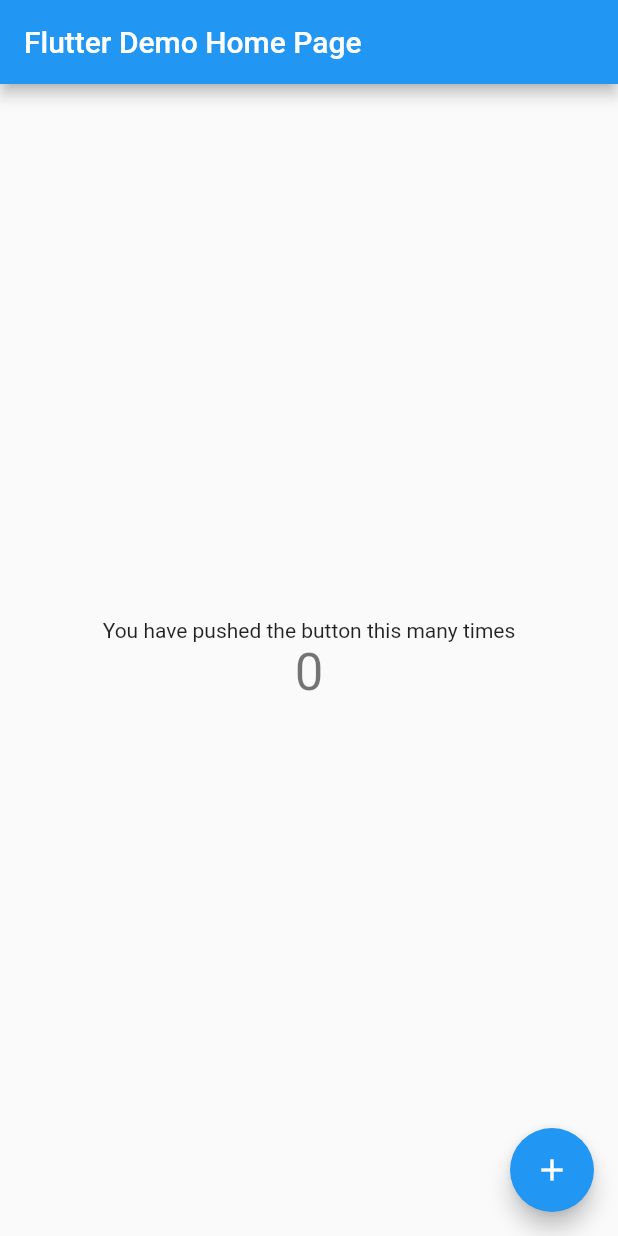
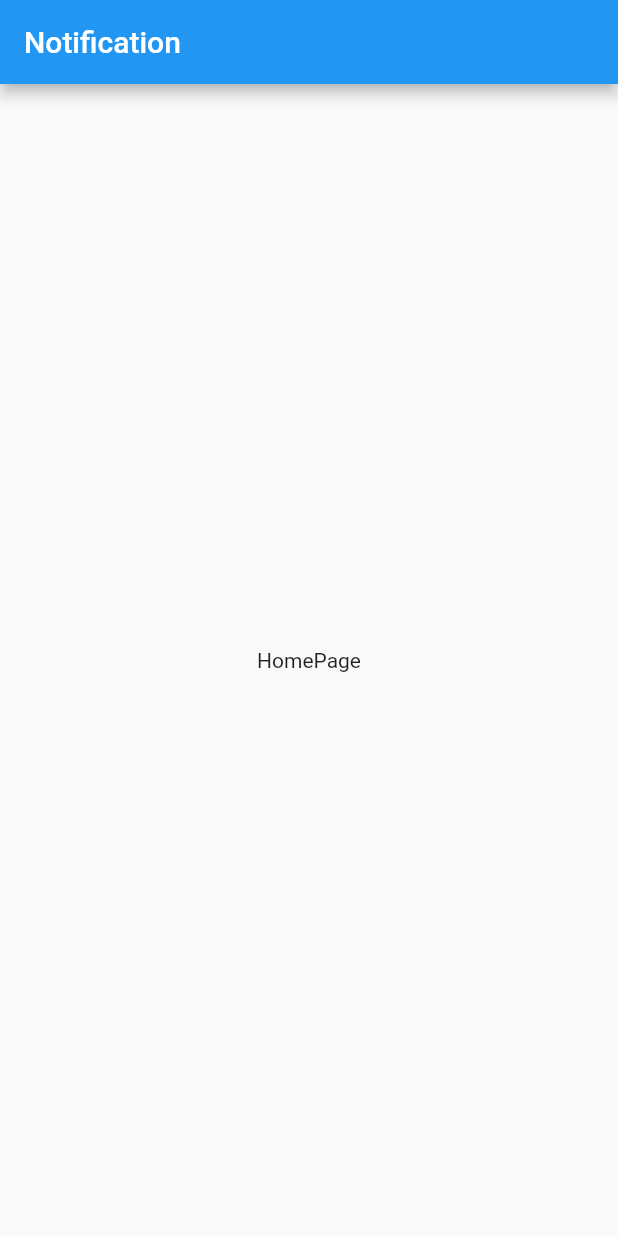
Before and after one commit to sodipto/flutter-fcm-push-notification, a Flutter app: the screen it shows after launch, on a phone screen of 412 x 824 dp. Run offline on Flutter 3.47's test engine with Material 2 defaults, Android fonts, the phone set to English and light mode, and no system bars; our stand-ins replace firebase_core, firebase_messaging, flutter_local_notifications; accounts and stored records are empty.

Commit message:
notification show

```diff
--- /dev/null
+++ b/lib/home_page.dart
@@ -0,0 +1,104 @@
+import 'package:firebase_messaging/firebase_messaging.dart';
+import 'package:flutter/material.dart';
+import 'package:flutter_local_notifications/flutter_local_notifications.dart';
+
+class HomePage extends StatefulWidget {
+  @override
+  _HomePageState createState() => _HomePageState();
+}
+
+class _HomePageState extends State<HomePage> {
+  FirebaseMessaging _messaging = FirebaseMessaging.instance;
+  FlutterLocalNotificationsPlugin _notification;
+  int notificationId=0;
+
+  _getToken() async {
+    print(await _messaging.getToken());
+  }
+
+  _initMessaging() {
+    var androiInit = AndroidInitializationSettings('@mipmap/ic_launcher');
+
+    var iosInit = IOSInitializationSettings();
+
+    var initSetting = InitializationSettings(android: androiInit, iOS: iosInit);
+
+    _notification = FlutterLocalNotificationsPlugin();
+
+    _notification.initialize(initSetting);
+
+    FirebaseMessaging.onMessage.listen((RemoteMessage message) {
+      print(message.notification.title);
+      _showNotification(message.notification);
+    });
+  }
+
+  _showNotification(RemoteNotification notification) async {
+    // var androidDetails =
+    // AndroidNotificationDetails('1', 'channelName', 'channel Description');
+    //
+    // var iosDetails = IOSNotificationDetails();
+    //
+    // var generalNotificationDetails =
+    // NotificationDetails(android: androidDetails, iOS: iosDetails);
+    //
+    // await _notification.show(0, 'title', 'body', generalNotificationDetails,
+    //     payload: 'Notification');
+
+    var androidPlatformChannelSpecifics =
+    new AndroidNotificationDetails('id', 'title', 'description',
+        playSound: true,
+        importance: Importance.max,
+        priority: Priority.high,
+        autoCancel: true);
+
+    var iOSPlatformChannelSpecifics =
+    new IOSNotificationDetails(presentSound: false);
+
+    var platformspecific = NotificationDetails(android: androidPlatformChannelSpecifics, iOS: iOSPlatformChannelSpecifics);
+
+    await _notification.show(notificationId, notification.title, notification.body, platformspecific,
+        payload: 'Notification');
+
+    notificationId++;
+  }
+
+   _notitficationPermission() async {
+    NotificationSettings settings = await _messaging.requestPermission(
+      alert: true,
+      announcement: false,
+      badge: true,
+      carPlay: false,
+      criticalAlert: false,
+      provisional: false,
+      sound: true,
+    );
+  }
+
+  @override
+  void initState() {
+    //_notitficationPermission();
+    _initMessaging();
+    super.initState();
+  }
+
+  @override
+  Widget build(BuildContext context) {
+    _getToken();
+    return Scaffold(
+      appBar: AppBar(
+        title: Text('Notification'),
+      ),
+      body: Center(
+        child: Column(
+          mainAxisAlignment: MainAxisAlignment.center,
+          children: <Widget>[
+            Text(
+              'HomePage',
+            ),
+          ],
+        ),
+      ),
+    );
+  }
+}
--- a/lib/main.dart
+++ b/lib/main.dart
@@ -1,6 +1,11 @@
+import 'package:firebase_core/firebase_core.dart';
 import 'package:flutter/material.dart';
 
-void main() {
+import 'home_page.dart';
+
+void main() async{
+  WidgetsFlutterBinding.ensureInitialized();
+  await Firebase.initializeApp();
   runApp(MyApp());
 }
 
@@ -9,58 +14,13 @@ class MyApp extends StatelessWidget {
   @override
   Widget build(BuildContext context) {
     return MaterialApp(
-      title: 'Flutter Demo',
+      title: 'Notification Demo',
       theme: ThemeData(
         primarySwatch: Colors.blue,
         visualDensity: VisualDensity.adaptivePlatformDensity,
       ),
-      home: MyHomePage(title: 'Flutter Demo Home Page'),
+      debugShowCheckedModeBanner: false,
+      home: HomePage(),
     );
   }
 }
-
-class MyHomePage extends StatefulWidget {
-  MyHomePage({Key key, this.title}) : super(key: key);
-  final String title;
-
-  @override
-  _MyHomePageState createState() => _MyHomePageState();
-}
-
-class _MyHomePageState extends State<MyHomePage> {
-  int _counter = 0;
-
-  void _incrementCounter() {
-    setState(() {
-      _counter++;
-    });
-  }
-
-  @override
-  Widget build(BuildContext context) {
-    return Scaffold(
-      appBar: AppBar(
-        title: Text(widget.title),
-      ),
-      body: Center(
-        child: Column(
-          mainAxisAlignment: MainAxisAlignment.center,
-          children: <Widget>[
-            Text(
-              'You have pushed the button this many times',
-            ),
-            Text(
-              '$_counter',
-              style: Theme.of(context).textTheme.headline4,
-            ),
-          ],
-        ),
-      ),
-      floatingActionButton: FloatingActionButton(
-        onPressed: _incrementCounter,
-        tooltip: 'Increment',
-        child: Icon(Icons.add),
-      ), // This trailing comma makes auto-formatting nicer for build methods.
-    );
-  }
-}
```
Also changed, not shown: 4 other files.
